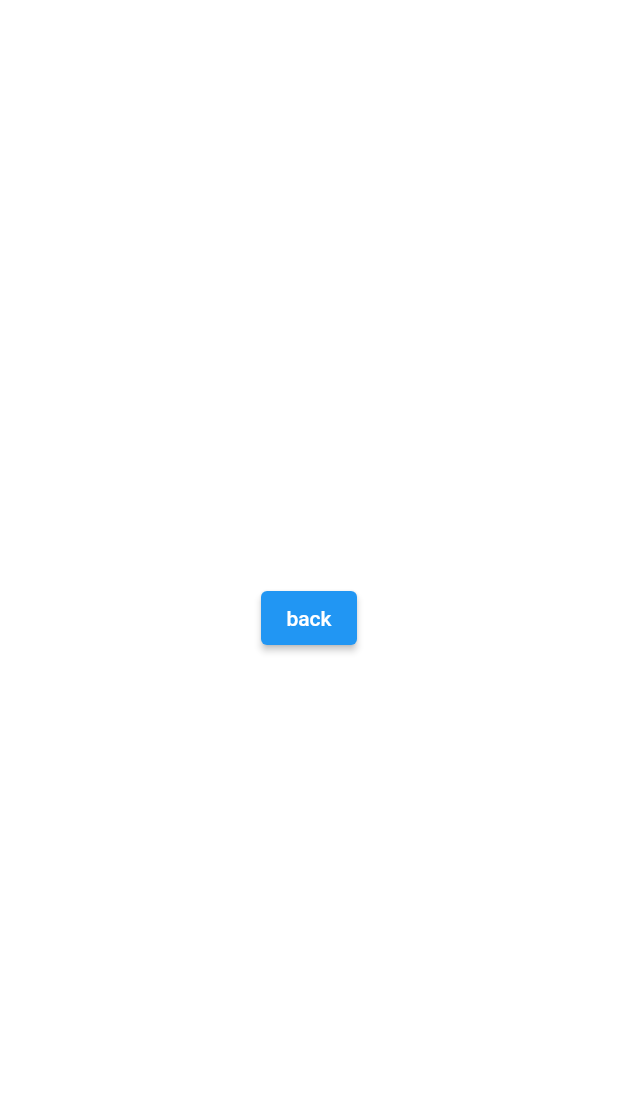
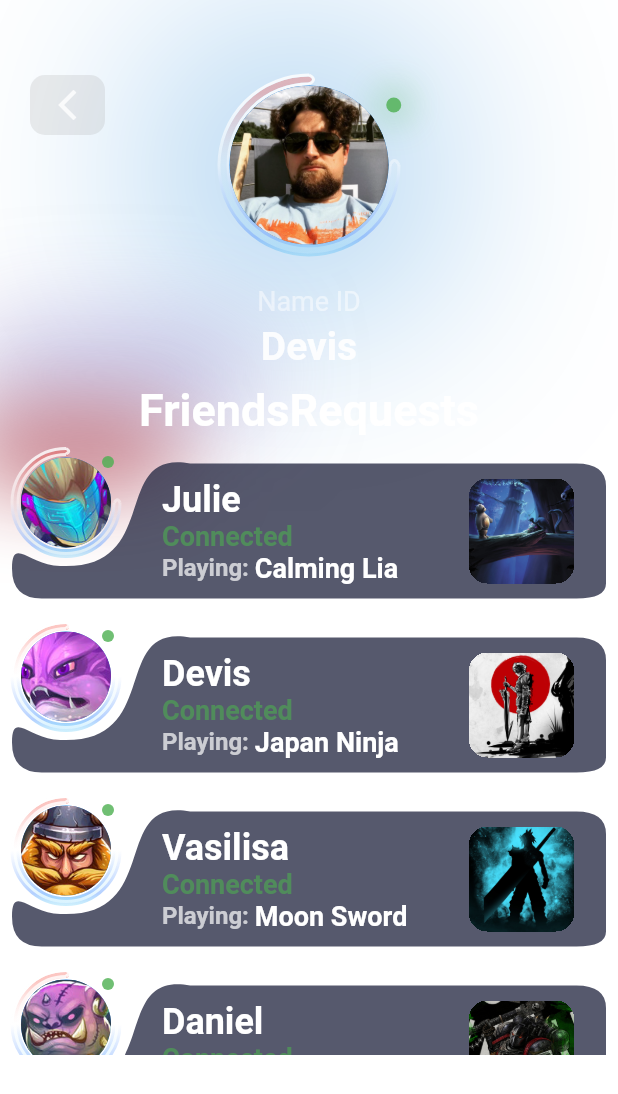
Before and after one commit to denissavishchev/gamers, a Flutter app: the screen it shows after launch, after a tap on "11", on a phone screen of 412 x 824 dp. Shown: the top 1094 px of the screen. Run offline on Flutter 3.47's test engine with Material 2 defaults, Android fonts, the phone set to English and light mode, and no system bars; our stand-ins replace curved_navigation_bar.

Commit message:
player_page_start

```diff
--- a/lib/player_page.dart
+++ b/lib/player_page.dart
@@ -1,21 +1,155 @@
 import 'package:flutter/material.dart';
 import 'package:gamers/main_page.dart';
+import 'package:gamers/widgets/friends_list_widget.dart';
+import 'package:gamers/widgets/painter_circle.dart';
 
 class PlayerPage extends StatelessWidget {
   const PlayerPage({Key? key}) : super(key: key);
 
   @override
   Widget build(BuildContext context) {
-    return Container(
-      child: Center(
-        child: ElevatedButton(
-          onPressed: () => Navigator.of(context).push(MaterialPageRoute(
-              builder: (BuildContext context) =>
-              const MainPage())),
-          child: Text('back'),
-
+    return Scaffold(
+      extendBody: true,
+      backgroundColor: Colors.transparent,
+      body: SizedBox(
+        width: MediaQuery.of(context).size.width,
+        height: 860,
+        child: Padding(
+          padding: const EdgeInsets.only(top: 50.0),
+          child: Stack(
+            children: [
+              Positioned(
+                top: 40,
+                left: MediaQuery.of(context).size.width / 2.4,
+                child: Container(
+                  width: 50,
+                  height: 50,
+                  decoration: const BoxDecoration(
+                      borderRadius: BorderRadius.all(Radius.circular(100)),
+                      boxShadow: [
+                        BoxShadow(
+                            color: Color(0xff0074d2),
+                            blurRadius: 200,
+                            spreadRadius: 35)
+                      ]),
+                ),
+              ),
+              Positioned(
+                top: 15,
+                left: MediaQuery.of(context).size.width / 1.6,
+                child: Container(
+                  width: 10,
+                  height: 10,
+                  decoration: BoxDecoration(
+                      borderRadius:
+                          const BorderRadius.all(Radius.circular(100)),
+                      color: Colors.green.withOpacity(0.8),
+                      boxShadow: [
+                        BoxShadow(
+                            color: Colors.green.withOpacity(0.5),
+                            blurRadius: 20,
+                            spreadRadius: 5)
+                      ]),
+                ),
+              ),
+              Positioned(
+                top: 190,
+                left: 0,
+                child: Container(
+                  width: 150,
+                  height: 20,
+                  decoration: BoxDecoration(
+                      borderRadius: const BorderRadius.all(Radius.circular(100)),
+                      boxShadow: [
+                        BoxShadow(
+                            color: const Color(0xff928acb).withOpacity(0.6),
+                            blurRadius: 60,
+                            spreadRadius: 20)
+                      ]),
+                ),
+              ),
+              Positioned(
+                top: 250,
+                left: 0,
+                child: Container(
+                  width: 100,
+                  height: 0,
+                  decoration: const BoxDecoration(
+                      borderRadius: BorderRadius.all(Radius.circular(100)),
+                      boxShadow: [
+                        BoxShadow(
+                            color: Color(0xffb84d56),
+                            blurRadius: 50,
+                            spreadRadius: 20)
+                      ]),
+                ),
+              ),
+              Positioned(
+                left: 20,
+                child: GestureDetector(
+                  onTap: () => Navigator.of(context).push(MaterialPageRoute(
+                      builder: (BuildContext context) => const MainPage())),
+                  child: Container(
+                    width: 50,
+                    height: 40,
+                    decoration: BoxDecoration(
+                      borderRadius: const BorderRadius.all(
+                        Radius.circular(10),
+                      ),
+                      color: Colors.grey.withOpacity(0.2),
+                    ),
+                    child: Center(
+                      child: Icon(
+                        Icons.arrow_back_ios_new_outlined,
+                        color: Colors.white.withOpacity(0.8),
+                      ),
+                    ),
+                  ),
+                ),
+              ),
+              SizedBox(
+                width: double.infinity,
+                height: double.infinity,
+                child: Column(
+                  children: [
+                    SizedBox(
+                      width: 120,
+                      height: 120,
+                      child: CustomPaint(
+                        painter: CircleBox(),
+                        child: const Padding(
+                          padding: EdgeInsets.all(7.0),
+                          child: CircleAvatar(
+                            backgroundImage:
+                                AssetImage('assets/avatars/avatar.png'),
+                          ),
+                        ),
+                      ),
+                    ),
+                    const SizedBox(height: 20,),
+                    Column(
+                      children: [
+                        Text('Name ID',
+                          style: TextStyle(color: Colors.white.withOpacity(0.5), fontSize: 18),),
+                        const SizedBox(height: 5,),
+                        Text('Devis',
+                          style: TextStyle(color: Colors.white.withOpacity(0.9), fontSize: 26, fontWeight: FontWeight.bold),),
+                      ],
+                    ),
+                  ],
+                ),
+              ),
+              Positioned(
+                top: MediaQuery.of(context).size.height / 4,
+                  child: FriendsList()),
+            ],
+          ),
         ),
       ),
     );
   }
 }
+
+// onPressed: () => Navigator.of(context).push(MaterialPageRoute(
+// builder: (BuildContext context) =>
+// const MainPage()))
--- /dev/null
+++ b/lib/widgets/friends_list_widget.dart
@@ -0,0 +1,137 @@
+import 'package:flutter/material.dart';
+import 'package:gamers/widgets/painter_friend_box.dart';
+import 'package:gamers/widgets/painter_small_circle.dart';
+import 'package:provider/provider.dart';
+import '../models/games_model.dart';
+
+class FriendsList extends StatelessWidget {
+  const FriendsList({
+    Key? key,
+  }) : super(key: key);
+
+  @override
+  Widget build(BuildContext context) {
+    return Consumer<Games>(builder: (context, value, child) {
+      return FutureBuilder<List<Games>>(
+          future: GamesApi.getGamesLocally(context),
+          builder: (context, snapshot) {
+            final games = snapshot.data;
+            switch (snapshot.connectionState) {
+              case ConnectionState.waiting:
+                return const Center(
+                  child: CircularProgressIndicator(),
+                );
+              default:
+                return gamesWidget(games!, context: context);
+            }
+          });
+    });
+  }
+}
+
+Widget gamesWidget(List<Games> games, {required BuildContext context}) =>
+    Column(
+      children: [
+        Row(
+          children: [
+            Text('Friends', style: TextStyle(color: Colors.white, fontSize: 30, fontWeight: FontWeight.bold),),
+            Text('Requests', style: TextStyle(color: Colors.white, fontSize: 30, fontWeight: FontWeight.bold),),
+          ],
+        ),
+        SizedBox(
+          width: MediaQuery.of(context).size.width,
+          height: MediaQuery.of(context).size.height * 0.5,
+          child: ListView.builder(
+            scrollDirection: Axis.vertical,
+            itemCount: games.length,
+            itemBuilder: (context, index) {
+              final game = games[index];
+              return Padding(
+                padding: const EdgeInsets.all(8.0),
+                child: SizedBox(
+                  height: 100,
+                  child: CustomPaint(
+                    painter: FriendBox(),
+                    child: Stack(
+                      children: [
+                        Positioned(
+                          left: 100,
+                          top: 20,
+                          child: SizedBox(
+                            width: MediaQuery.of(context).size.width / 1.5,
+                            child: Row(
+                              children: [
+                                Column(
+                                  crossAxisAlignment: CrossAxisAlignment.start,
+                                 children: [
+                                   Text(game.name, style: const TextStyle(color: Colors.white, fontSize: 24, fontWeight: FontWeight.bold),),
+                                   Text((game.connected) == 'true'
+                                       ? 'Connected'
+                                       : 'Offline',
+                                     style: TextStyle(color: (game.connected) == 'true'
+                                         ? Colors.green.withOpacity(0.6)
+                                         : Colors.red.withOpacity(0.6), fontSize: 18, fontWeight: FontWeight.bold),),
+                                   Row(
+                                     children: [
+                                       Text(game.connected == 'true'
+                                           ? 'Playing: '
+                                           : '', style: TextStyle(color: Colors.white.withOpacity(0.7), fontSize: 16, fontWeight: FontWeight.bold),),
+                                       Text(game.connected == 'true'
+                                           ? game.playing
+                                           : '', style: const TextStyle(color: Colors.white, fontSize: 18, fontWeight: FontWeight.bold),),
+                                     ],
+                                   ),
+                                 ],
+                                ),
+                                const Spacer(),
+                                Container(
+                                  clipBehavior: Clip.hardEdge,
+                                  decoration: const BoxDecoration(
+                                    borderRadius: BorderRadius.all(Radius.circular(12))
+                                  ),
+                                  width: 70,
+                                    height: 70,
+                                    child: Image.asset('assets/posters/${game.poster}.jpg'))
+                              ],
+                            ),
+                          ),
+                        ),
+                        Positioned(
+                          top: 5,
+                          left: 60,
+                          child: Container(
+                            width: 8,
+                            height: 8,
+                            decoration: BoxDecoration(
+                                borderRadius:
+                                const BorderRadius.all(Radius.circular(20)),
+                                color: (game.connected == 'true')
+                                    ? Colors.green.withOpacity(0.8)
+                                    : Colors.red.withOpacity(0.8),
+                            ),
+                          ),
+                        ),
+                        Padding(
+                          padding: const EdgeInsets.all(6.0),
+                          child: CircleAvatar(
+                            radius: 30,
+                            backgroundImage: AssetImage('assets/avatars/${game.avatar}.png'),
+                          ),
+                        ),
+                        SizedBox(
+                          width: 72,
+                          height: 72,
+                          child: CustomPaint(
+                            painter: CircleBoxSmall(),
+                          ),
+                        )
+                      ],
+                    ),
+                  ),
+                ),
+              );
+            },
+          ),
+        ),
+      ],
+    );
--- /dev/null
+++ b/lib/widgets/painter_friend_box.dart
@@ -0,0 +1,30 @@
+import 'package:flutter/material.dart';
+
+class FriendBox extends CustomPainter {
+  @override
+  void paint(Canvas canvas, Size size) {
+    var paint = Paint()
+      ..color = const Color(0xff2c2f48).withOpacity(0.8)
+      ..style = PaintingStyle.fill
+      ..strokeWidth = 3.0
+      ..isAntiAlias = true;
+
+    var path = Path()
+      ..moveTo(0, size.height * 0.8)
+      ..cubicTo(0, size.height * 0.6, size.width * 0.025, size.height * 0.75, size.width * 0.07, size.height * 0.78)
+      ..cubicTo(size.width * 0.26, size.height * 0.85, size.width * 0.16, 0, size.width * 0.3, size.height * 0.1)
+      ..lineTo(size.width * 0.95, size.height * 0.1)
+      ..quadraticBezierTo(size.width, size.height * 0.1, size.width, size.height * 0.25)
+      ..lineTo(size.width, size.height * 0.9)
+      ..quadraticBezierTo(size.width, size.height, size.width * 0.95, size.height)
+      ..lineTo(size.width * 0.05, size.height)
+      ..quadraticBezierTo(0, size.height, 0, size.height * 0.8);
+
+
+    canvas.drawPath(path, paint);
+  }
+  @override
+  bool shouldRepaint(covariant CustomPainter oldDelegate) {
+    return true;
+  }
+}
--- /dev/null
+++ b/lib/widgets/painter_small_circle.dart
@@ -0,0 +1,62 @@
+import 'package:flutter/material.dart';
+import 'dart:math' as math;
+
+class CircleBoxSmall extends CustomPainter {
+
+  @override
+  void paint(Canvas canvas, Size size) {
+    var colors = Offset.zero & size;
+    var colorsInside = Offset.zero & size;
+    var pathInside = Path();
+    var paintInside = Paint()
+      ..shader = LinearGradient(
+          begin: Alignment.topCenter,
+          end: Alignment.bottomCenter,
+          stops: const [0.1, 0.5, 0.9, 1],
+          colors: [
+            Colors.red.withOpacity(0.3),
+            Colors.white.withOpacity(0.1),
+            Colors.lightBlue.withOpacity(0.1),
+            Colors.lightBlueAccent.withOpacity(0.2)
+          ]).createShader(colorsInside)
+      ..style = PaintingStyle.stroke
+      ..strokeWidth = 4.0
+      ..strokeCap = StrokeCap.round
+      ..isAntiAlias = true;
+
+    canvas.drawArc(const Rect.fromLTRB(3, 3, 69, 69), 3 * math.pi / 2, -math.pi * 1.5, false, paintInside);
+
+    canvas.drawPath(pathInside, paintInside);
+
+    var paint = Paint()
+      ..shader = LinearGradient(
+          begin: Alignment.topCenter,
+          end: Alignment.bottomCenter,
+          stops: const [0.1, 0.5, 0.9, 1],
+          colors: [
+            Colors.white.withOpacity(0.8),
+            Colors.white.withOpacity(0.4),
+            Colors.blueAccent.withOpacity(0.4),
+            Colors.lightBlue.withOpacity(0.2)
+          ]).createShader(colors)
+      ..style = PaintingStyle.stroke
+      ..strokeWidth = 2.0
+      ..isAntiAlias = true;
+
+    canvas.drawArc(const Rect.fromLTRB(0, 0, 72, 72), 3 * math.pi / 2, -math.pi * 1.5, false, paint);
+    canvas.drawArc(const Rect.fromLTRB(4, 4, 68, 68), 3 * math.pi / 2, -math.pi * 1.5, false, paint);
+
+    var path = Path()
+      ..moveTo(size.width * 0.5, 0)
+      ..quadraticBezierTo(size.width * 0.55, size.height * 0.025, size.width * 0.5, size.height * 0.05)
+      ..moveTo(size.width, size.height * 0.5)
+      ..quadraticBezierTo(size.width * 0.975, size.height * 0.45, size.width * 0.95, size.height * 0.5);
+
+    canvas.drawPath(path, paint);
+
+  }
+  @override
+  bool shouldRepaint(covariant CustomPainter oldDelegate) {
+    return true;
+  }
+}
```
Also changed, not shown: assets/avatars/a05.png (added).
